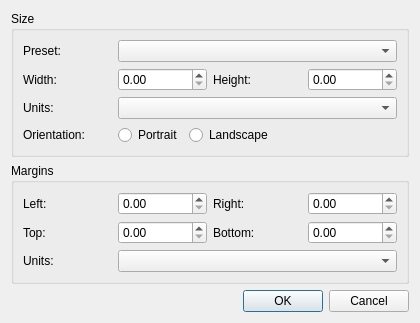
Above: source/interface/dialogs/sw_dialog_setup_page.ui from nathaneltitane/studworx before the change. Below: the same form after it.
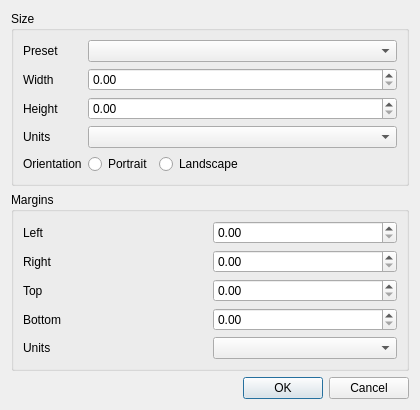
That is the form after the change. Custom widgets are drawn as their Qt base class.

What changed in the file:
```diff
--- a/source/interface/dialogs/sw_dialog_setup_page.ui
+++ b/source/interface/dialogs/sw_dialog_setup_page.ui
@@ -29,14 +29,14 @@
       <item row="0" column="0">
        <widget class="QLabel" name="PresetLabel">
         <property name="text">
-         <string>Preset:</string>
+         <string>Preset</string>
         </property>
         <property name="buddy">
          <cstring>PresetComboBox</cstring>
         </property>
        </widget>
       </item>
-      <item row="0" column="1" colspan="3">
+      <item row="0" column="1">
        <widget class="QComboBox" name="PresetComboBox">
         <property name="toolTip">
          <string>Choose a standard paper or screen size, or Custom to enter your own.</string>
@@ -46,7 +46,7 @@
       <item row="1" column="0">
        <widget class="QLabel" name="WidthLabel">
         <property name="text">
-         <string>Width:</string>
+         <string>Width</string>
         </property>
         <property name="buddy">
          <cstring>WidthSpinBox</cstring>
@@ -56,44 +56,44 @@
       <item row="1" column="1">
        <widget class="swRangeDoubleSpinBox" name="WidthSpinBox"/>
       </item>
-      <item row="1" column="2">
+      <item row="2" column="0">
        <widget class="QLabel" name="HeightLabel">
         <property name="text">
-         <string>Height:</string>
+         <string>Height</string>
         </property>
         <property name="buddy">
          <cstring>HeightSpinBox</cstring>
         </property>
        </widget>
       </item>
-      <item row="1" column="3">
+      <item row="2" column="1">
        <widget class="swRangeDoubleSpinBox" name="HeightSpinBox"/>
       </item>
-      <item row="2" column="0">
+      <item row="3" column="0">
        <widget class="QLabel" name="UnitsLabel">
         <property name="text">
-         <string>Units:</string>
+         <string>Units</string>
         </property>
         <property name="buddy">
          <cstring>UnitsComboBox</cstring>
         </property>
        </widget>
       </item>
-      <item row="2" column="1" colspan="3">
+      <item row="3" column="1">
        <widget class="QComboBox" name="UnitsComboBox">
         <property name="toolTip">
          <string>Units used for the page size. A pixel is 1/72 inch, one pixel of the page image. Choosing a preset selects the units that match it.</string>
         </property>
        </widget>
       </item>
-      <item row="3" column="0">
+      <item row="4" column="0">
        <widget class="QLabel" name="OrientationLabel">
         <property name="text">
-         <string>Orientation:</string>
+         <string>Orientation</string>
         </property>
        </widget>
       </item>
-      <item row="3" column="1" colspan="3">
+      <item row="4" column="1">
        <layout class="QHBoxLayout" name="OrientationLayout">
         <item>
          <widget class="QRadioButton" name="PortraitButton">
@@ -139,7 +139,7 @@
       <item row="0" column="0">
        <widget class="QLabel" name="LeftLabel">
         <property name="text">
-         <string>Left:</string>
+         <string>Left</string>
         </property>
         <property name="buddy">
          <cstring>LeftSpinBox</cstring>
@@ -149,56 +149,56 @@
       <item row="0" column="1">
        <widget class="swRangeDoubleSpinBox" name="LeftSpinBox"/>
       </item>
-      <item row="0" column="2">
+      <item row="1" column="0">
        <widget class="QLabel" name="RightLabel">
         <property name="text">
-         <string>Right:</string>
+         <string>Right</string>
         </property>
         <property name="buddy">
          <cstring>RightSpinBox</cstring>
         </property>
        </widget>
       </item>
-      <item row="0" column="3">
+      <item row="1" column="1">
        <widget class="swRangeDoubleSpinBox" name="RightSpinBox"/>
       </item>
-      <item row="1" column="0">
+      <item row="2" column="0">
        <widget class="QLabel" name="TopLabel">
         <property name="text">
-         <string>Top:</string>
+         <string>Top</string>
         </property>
         <property name="buddy">
          <cstring>TopSpinBox</cstring>
         </property>
        </widget>
       </item>
-      <item row="1" column="1">
+      <item row="2" column="1">
        <widget class="swRangeDoubleSpinBox" name="TopSpinBox"/>
       </item>
-      <item row="1" column="2">
+      <item row="3" column="0">
        <widget class="QLabel" name="BottomLabel">
         <property name="text">
-         <string>Bottom:</string>
+         <string>Bottom</string>
         </property>
         <property name="buddy">
          <cstring>BottomSpinBox</cstring>
         </property>
        </widget>
       </item>
-      <item row="1" column="3">
+      <item row="3" column="1">
        <widget class="swRangeDoubleSpinBox" name="BottomSpinBox"/>
       </item>
-      <item row="2" column="0">
+      <item row="4" column="0">
        <widget class="QLabel" name="MarginUnitsLabel">
         <property name="text">
-         <string>Units:</string>
+         <string>Units</string>
         </property>
         <property name="buddy">
          <cstring>MarginUnitsComboBox</cstring>
         </property>
        </widget>
       </item>
-      <item row="2" column="1" colspan="3">
+      <item row="4" column="1">
        <widget class="QComboBox" name="MarginUnitsComboBox">
         <property name="toolTip">
          <string>Units used for the margins, metric or imperial. Choosing a preset selects the units that match it.</string>
```
